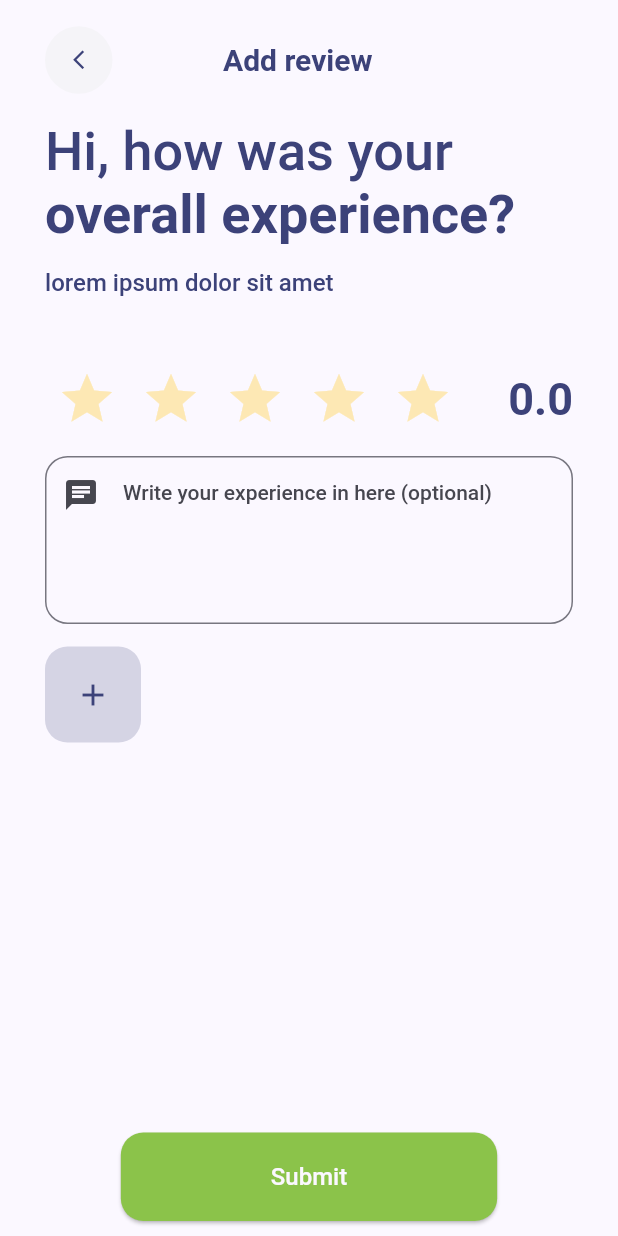
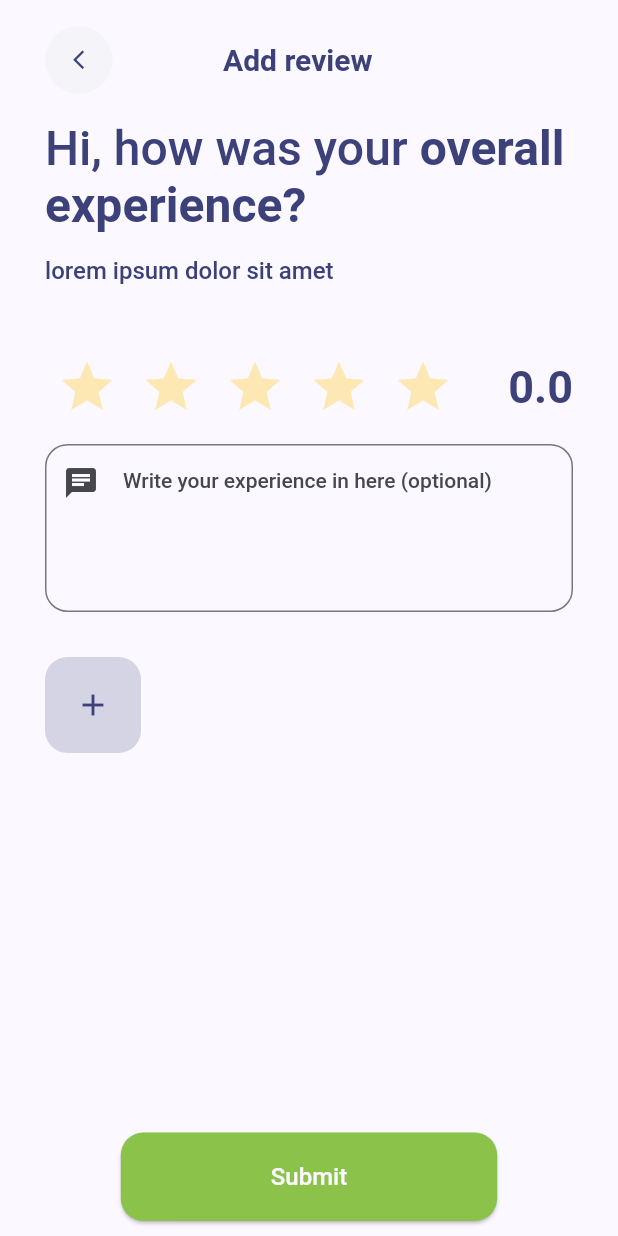
Before and after one commit to toxirjon96/house_trade, a Flutter app: the AddReview screen opened directly, on a phone screen of 412 x 824 dp. Run offline on Flutter 3.47's test engine with Material 2 defaults, Android fonts, the phone set to English and light mode, and no system bars; our stand-ins replace flutter_riverpod, flutter_svg, google_fonts, image_picker.

Commit message:
app modified

```diff
--- a/lib/house_trade_library.dart
+++ b/lib/house_trade_library.dart
@@ -36,6 +36,7 @@ export 'package:house_trade/src/pages/transaction_detail/widget/t_row_info.dart'
 export 'package:house_trade/src/pages/transaction_detail/widget/t_detail_info.dart';
 export 'package:house_trade/src/pages/transaction_detail/widget/t_payment_detail.dart';
 export 'package:house_trade/src/pages/transaction_detail/widget/t_custom_submit_button.dart';
+export 'package:house_trade/src/pages/transaction_detail/widget/t_selected_images.dart';
 
 //provider
 export 'package:house_trade/src/provider/profile_state_notifier.dart';
--- a/lib/src/pages/profile_page/widget/p_edit_profile.dart
+++ b/lib/src/pages/profile_page/widget/p_edit_profile.dart
@@ -16,13 +16,14 @@ class EditProfile extends StatelessWidget {
 
   @override
   Widget build(BuildContext context) {
-    final _formKey = GlobalKey();
+    final formKey = GlobalKey();
     return Scaffold(
+      resizeToAvoidBottomInset: false,
       body: SafeArea(
         child: Padding(
           padding: const EdgeInsets.symmetric(horizontal: 30, vertical: 5),
           child: Form(
-            key: _formKey,
+            key: formKey,
             child: Column(
               children: [
                 TopAppBar(
--- a/lib/src/pages/transaction_detail/widget/t_add_review.dart
+++ b/lib/src/pages/transaction_detail/widget/t_add_review.dart
@@ -9,23 +9,27 @@ class AddReview extends ConsumerStatefulWidget {
 
 class _AddReviewState extends ConsumerState<AddReview> {
   final ImagePicker imagePicker = ImagePicker();
-  List<XFile> imageFileList = [];
+  final List<XFile> imageFileList = [];
 
   void pickImages() async {
     final List<XFile> selectedImages = await imagePicker.pickMultiImage();
     if (selectedImages.isNotEmpty) {
       imageFileList.addAll(selectedImages);
     }
-    for (int i = 0; i < imageFileList.length; i++){
+    setState(() {});
+  }
 
-    }
-    setState(() {});
+  void _removeItem(XFile item) {
+    setState(() {
+      imageFileList.remove(item);
+    });
   }
 
   @override
   Widget build(BuildContext context) {
     double reviewOrder = ref.watch(reviewStarProvider);
     return Scaffold(
+      resizeToAvoidBottomInset: false,
       body: SafeArea(
         child: Padding(
           padding: const EdgeInsets.symmetric(horizontal: 30, vertical: 10),
@@ -52,14 +56,14 @@ class _AddReviewState extends ConsumerState<AddReview> {
                 text: TextSpan(
                   text: 'Hi, how was your ',
                   style: Theme.of(context).textTheme.labelLarge!.copyWith(
-                        fontSize: 36,
+                        fontSize: 32,
                         color: Theme.of(context).colorScheme.onPrimaryContainer,
                       ),
                   children: <TextSpan>[
                     TextSpan(
                       text: 'overall experience?',
                       style: Theme.of(context).textTheme.titleMedium!.copyWith(
-                            fontSize: 36,
+                            fontSize: 32,
                             color: Theme.of(context)
                                 .colorScheme
                                 .onPrimaryContainer,
@@ -133,6 +137,34 @@ class _AddReviewState extends ConsumerState<AddReview> {
                 ),
               ),
               const SizedBox(height: 15),
+              imageFileList.isNotEmpty
+                  ? SizedBox(
+                      height: 220,
+                      child: CustomScrollView(
+                        slivers: [
+                          SliverGrid(
+                            gridDelegate:
+                                const SliverGridDelegateWithFixedCrossAxisCount(
+                              crossAxisCount: 2,
+                              mainAxisSpacing: 6,
+                              crossAxisSpacing: 6,
+                              childAspectRatio: 1 / 0.9,
+                            ),
+                            delegate: SliverChildBuilderDelegate(
+                              childCount: imageFileList.length,
+                              (ctx, index) {
+                                return SelectedImages(
+                                  onRemove: _removeItem,
+                                  imageFile: imageFileList[index],
+                                );
+                              },
+                            ),
+                          ),
+                        ],
+                      ),
+                    )
+                  : const SizedBox.shrink(),
+              const SizedBox(height: 15),
               IconButton(
                 style: IconButton.styleFrom(
                   padding: const EdgeInsets.all(20),
@@ -150,26 +182,6 @@ class _AddReviewState extends ConsumerState<AddReview> {
                   color: Theme.of(context).colorScheme.onPrimaryContainer,
                 ),
               ),
-              imageFileList.isNotEmpty
-                  ? Expanded(
-                      child: CustomScrollView(
-                        slivers: [
-                          SliverGrid(
-                            gridDelegate:
-                                const SliverGridDelegateWithFixedCrossAxisCount(
-                                    crossAxisCount: 2,
-                                    mainAxisSpacing: 10,
-                                    crossAxisSpacing: 10,
-                                    childAspectRatio: 1 / 1.4),
-                            delegate: SliverChildBuilderDelegate(
-                                childCount: imageFileList.length, (ctx, index) {
-                              Text(imageFileList[index].name);
-                            }),
-                          ),
-                        ],
-                      ),
-                    )
-                  : const SizedBox(),
               const Spacer(),
               CustomSubmitButton(
                 text: "Submit",
```
Also changed, not shown: lib/src/pages/transaction_detail/widget/t_selected_images.dart (added, +63 -0 lines).
